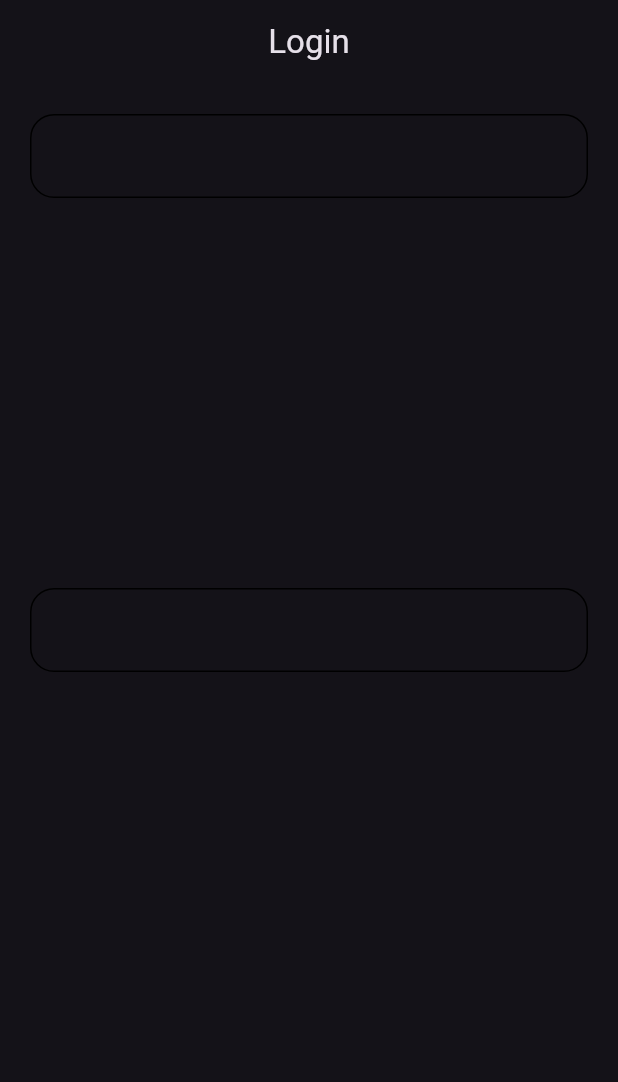
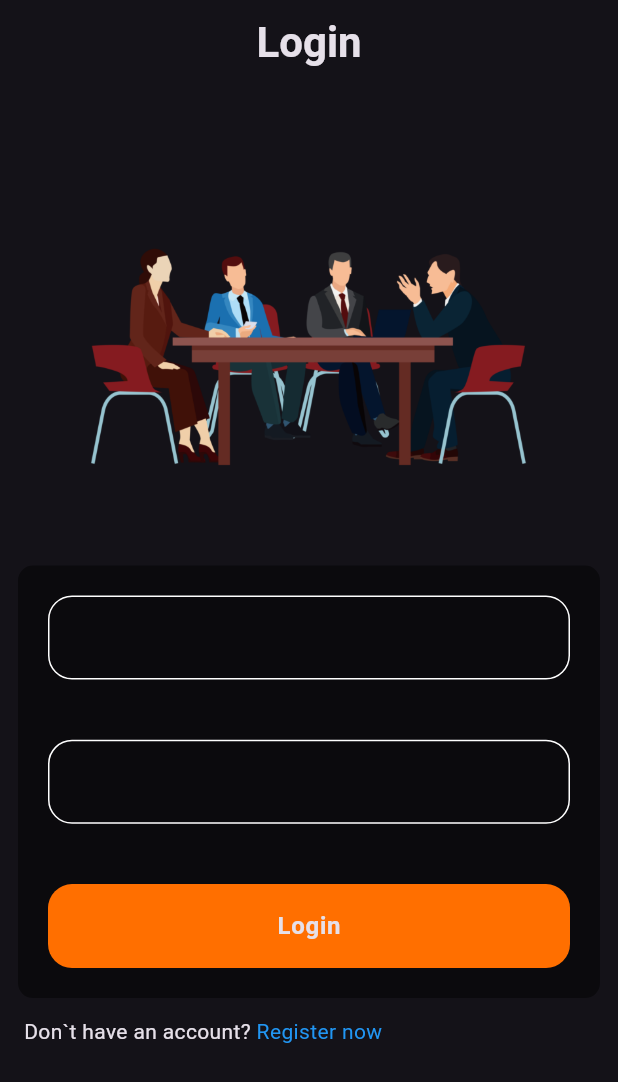
Before and after one commit to rostikKalabishka/web_webrtc_project, a Flutter app: the screen it shows after launch, on a phone screen of 412 x 824 dp. Shown: the top 1082 px of the screen. Run offline on Flutter 3.47's test engine with Material 3 defaults, Android fonts, the phone set to English and light mode, and no system bars.

Commit message:
create login screen

```diff
--- a/lib/features/auth/mobile_auth/login/view/login.dart
+++ b/lib/features/auth/mobile_auth/login/view/login.dart
@@ -1,6 +1,7 @@
 import 'package:flutter/material.dart';
-
-import '../../../../../ui/widgets/widgets.dart';
+import 'package:flutter/widgets.dart';
+import 'package:webrtc_flutter/ui/theme/image_const.dart';
+import '../widgets/login_form_widget.dart';
 
 class LoginScreen extends StatefulWidget {
   const LoginScreen({super.key});
@@ -28,33 +29,54 @@ class _LoginScreenState extends State<LoginScreen> {
 
   @override
   Widget build(BuildContext context) {
-    return Scaffold(
+    final theme = Theme.of(context);
+    return GestureDetector(
+      onTap: () {
+        FocusScope.of(context).unfocus();
+      },
+      child: Scaffold(
         body: CustomScrollView(
           slivers: [
-          const SliverAppBar(
+            SliverAppBar(
               floating: true,
               centerTitle: true,
-            title: Text('Login'),
+              title: Text(
+                'Login',
+                style: theme.textTheme.headlineMedium
+                    ?.copyWith(fontWeight: FontWeight.w700),
               ),
-          //  SliverToBoxAdapter(),
+            ),
             SliverToBoxAdapter(
-            child: BaseContainer(
-              height: MediaQuery.of(context).size.height * 0.5,
-              padding: const EdgeInsets.symmetric(horizontal: 20, vertical: 20),
-              child: Column(
-                mainAxisAlignment: MainAxisAlignment.spaceBetween,
+              child: AspectRatio(
+                aspectRatio: 4 / 3,
+                child: Image.asset(ImageConst.imageForAuth),
+              ),
+            ),
+            SliverToBoxAdapter(
+              child: LoginFormWidget(
+                emailController: emailController,
+                passwordController: passwordController,
+              ),
+            ),
+            SliverToBoxAdapter(
+              child: Padding(
+                padding: const EdgeInsets.symmetric(horizontal: 16),
+                child: Row(
                   children: [
-                  CustomTextField(
-                    controller: emailController,
+                    const Text('Don`t have an account? '),
+                    GestureDetector(
+                      child: const Text(
+                        'Register now',
+                        style: TextStyle(color: Colors.blue),
                       ),
-                  CustomTextField(
-                    controller: passwordController,
+                      onTap: () {},
                     )
                   ],
                 ),
               ),
+            )
+          ],
         ),
-        ],
       ),
     );
   }
--- /dev/null
+++ b/lib/features/auth/mobile_auth/login/widgets/login_form_widget.dart
@@ -0,0 +1,47 @@
+import 'package:flutter/material.dart';
+
+import '../../../../../ui/ui.dart';
+
+class LoginFormWidget extends StatelessWidget {
+  const LoginFormWidget({
+    super.key,
+    required this.emailController,
+    required this.passwordController,
+  });
+
+  final TextEditingController emailController;
+  final TextEditingController passwordController;
+
+  @override
+  Widget build(BuildContext context) {
+    final theme = Theme.of(context);
+    return Center(
+      child: BaseContainer(
+        height: MediaQuery.of(context).size.height * 0.35,
+        margin: const EdgeInsets.all(12),
+        padding: const EdgeInsets.symmetric(horizontal: 20, vertical: 20),
+        child: Column(
+          mainAxisAlignment: MainAxisAlignment.spaceBetween,
+          children: [
+            CustomTextField(
+              controller: emailController,
+            ),
+            CustomTextField(
+              controller: passwordController,
+              obscureText: true,
+            ),
+            CustomButton(
+              onTap: () {},
+              color: theme.primaryColor,
+              child: Text(
+                'Login',
+                style: theme.textTheme.bodyLarge
+                    ?.copyWith(fontWeight: FontWeight.bold),
+              ),
+            )
+          ],
+        ),
+      ),
+    );
+  }
+}
--- /dev/null
+++ b/lib/features/auth/mobile_auth/login/widgets/widgets.dart
@@ -0,0 +1 @@
+export 'login_form_widget.dart';
--- a/lib/main.dart
+++ b/lib/main.dart
@@ -1,6 +1,6 @@
 import 'package:flutter/material.dart';
 import 'package:webrtc_flutter/features/auth/mobile_auth/login/view/login.dart';
-import 'package:webrtc_flutter/features/home/view/home_screen_mobile.dart';
+
 import 'package:webrtc_flutter/ui/theme/theme.dart';
 
 void main() {
@@ -15,7 +15,7 @@ class MyApp extends StatelessWidget {
     return MaterialApp(
       debugShowCheckedModeBanner: false,
       title: 'Flutter Demo',
-      theme: theme,
+      theme: darkTheme,
       home: const LoginScreen(),
     );
   }
--- /dev/null
+++ b/lib/ui/theme/const_color.dart
@@ -0,0 +1,7 @@
+import 'package:flutter/material.dart';
+
+class ConstColor {
+  static const Color primaryColor = Color.fromARGB(255, 255, 111, 0);
+  static const Color textFieldBorderSideColor = Colors.white;
+  static const Color cardColor = Colors.black45;
+}
--- /dev/null
+++ b/lib/ui/theme/image_const.dart
@@ -0,0 +1,3 @@
+class ImageConst {
+  static const String imageForAuth = 'assets/img/dialog_image.png';
+}
--- a/lib/ui/theme/theme.dart
+++ b/lib/ui/theme/theme.dart
@@ -1,3 +1,15 @@
 import 'package:flutter/material.dart';
+import 'package:webrtc_flutter/ui/theme/const_color.dart';
 
-final theme = ThemeData.dark();
+final darkTheme = ThemeData(
+  primaryColor: ConstColor.primaryColor,
+  cardColor: ConstColor.cardColor,
+  brightness: Brightness.dark,
+  inputDecorationTheme: const InputDecorationTheme(
+    border: OutlineInputBorder(
+      borderSide: BorderSide(color: ConstColor.textFieldBorderSideColor),
+    ),
+  ),
+);
+
+final ThemeData lightTheme = ThemeData();
--- /dev/null
+++ b/lib/ui/ui.dart
@@ -0,0 +1 @@
+export 'widgets/widgets.dart';
--- a/lib/ui/widgets/custom_button.dart
+++ b/lib/ui/widgets/custom_button.dart
@@ -10,11 +10,10 @@ class CustomButton extends StatelessWidget {
   final Widget child;
   final Color color;
   final VoidCallback onTap;
+
   @override
   Widget build(BuildContext context) {
-    return Padding(
-      padding: const EdgeInsets.symmetric(horizontal: 50),
-      child: InkWell(
+    return InkWell(
       onTap: onTap,
       borderRadius: BorderRadius.circular(16),
       child: Container(
@@ -23,7 +22,6 @@ class CustomButton extends StatelessWidget {
             borderRadius: BorderRadius.circular(16), color: color),
         child: Center(child: child),
       ),
-      ),
     );
   }
 }
--- a/lib/ui/widgets/custom_text_field.dart
+++ b/lib/ui/widgets/custom_text_field.dart
@@ -4,26 +4,35 @@ class CustomTextField extends StatelessWidget {
   const CustomTextField({
     super.key,
     required this.controller,
-    //required this.onChanged,
+    this.onChanged,
+    this.obscureText = false,
   });
 
   final TextEditingController controller;
-  // final VoidCallback onChanged;
+  final Function(String?)? onChanged;
+  final bool obscureText;
 
   @override
   Widget build(BuildContext context) {
+    final theme = Theme.of(context);
     return TextFormField(
+      style: theme.inputDecorationTheme.hintStyle,
       // onChanged: onChanged,
+      obscureText: obscureText,
       decoration: InputDecoration(
           focusedBorder: OutlineInputBorder(
             borderRadius: BorderRadius.circular(16),
+            borderSide: BorderSide(
+                color: theme.inputDecorationTheme.border!.borderSide.color),
           ),
           disabledBorder: OutlineInputBorder(
-            borderRadius: BorderRadius.circular(16),
-          ),
+              borderRadius: BorderRadius.circular(16),
+              borderSide: BorderSide(
+                  color: theme.inputDecorationTheme.border!.borderSide.color)),
           enabledBorder: OutlineInputBorder(
-            borderRadius: BorderRadius.circular(16),
-          )),
+              borderRadius: BorderRadius.circular(16),
+              borderSide: BorderSide(
+                  color: theme.inputDecorationTheme.border!.borderSide.color))),
       controller: controller,
     );
   }
--- a/pubspec.yaml
+++ b/pubspec.yaml
@@ -63,7 +63,8 @@ flutter:
   uses-material-design: true
 
   # To add assets to your application, add an assets section, like this:
-  # assets:
+  assets:
+    - assets/img/
   #   - images/a_dot_burr.jpeg
   #   - images/a_dot_ham.jpeg
 
```
Also changed, not shown: assets/img/dialog_image.png (added), 12 other files. Lines whose indentation alone changed are shown as unchanged.
